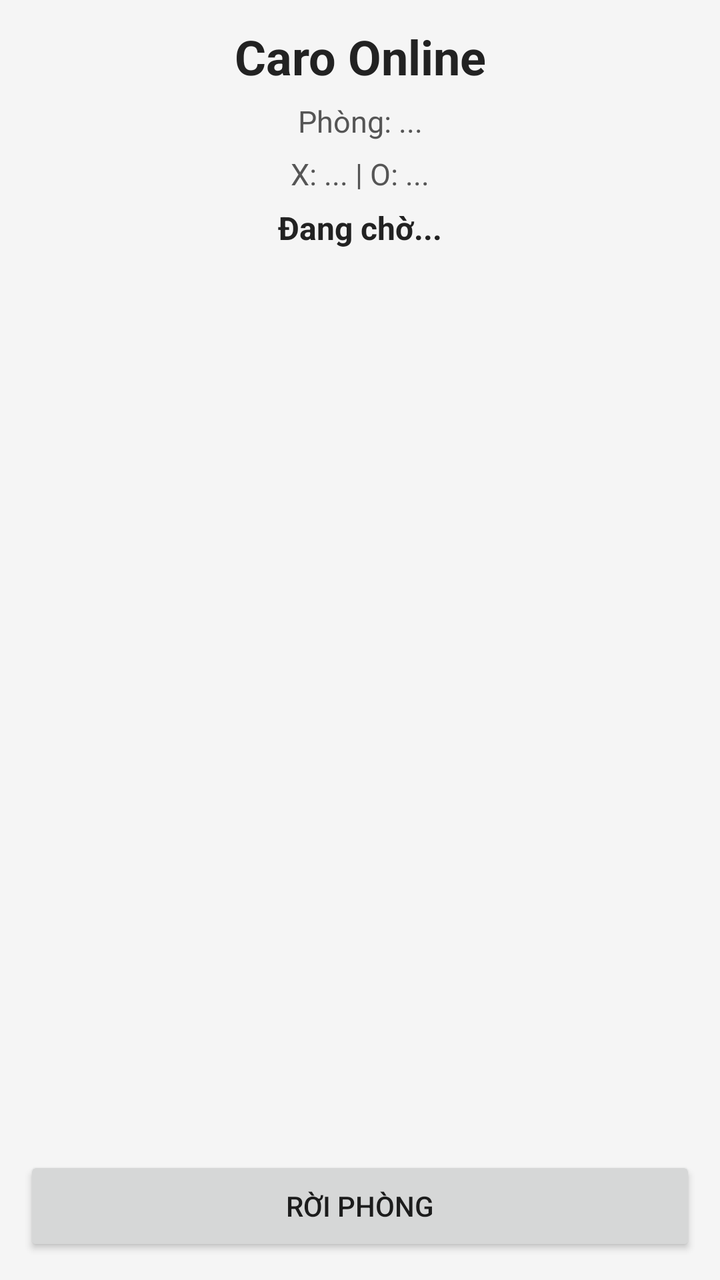
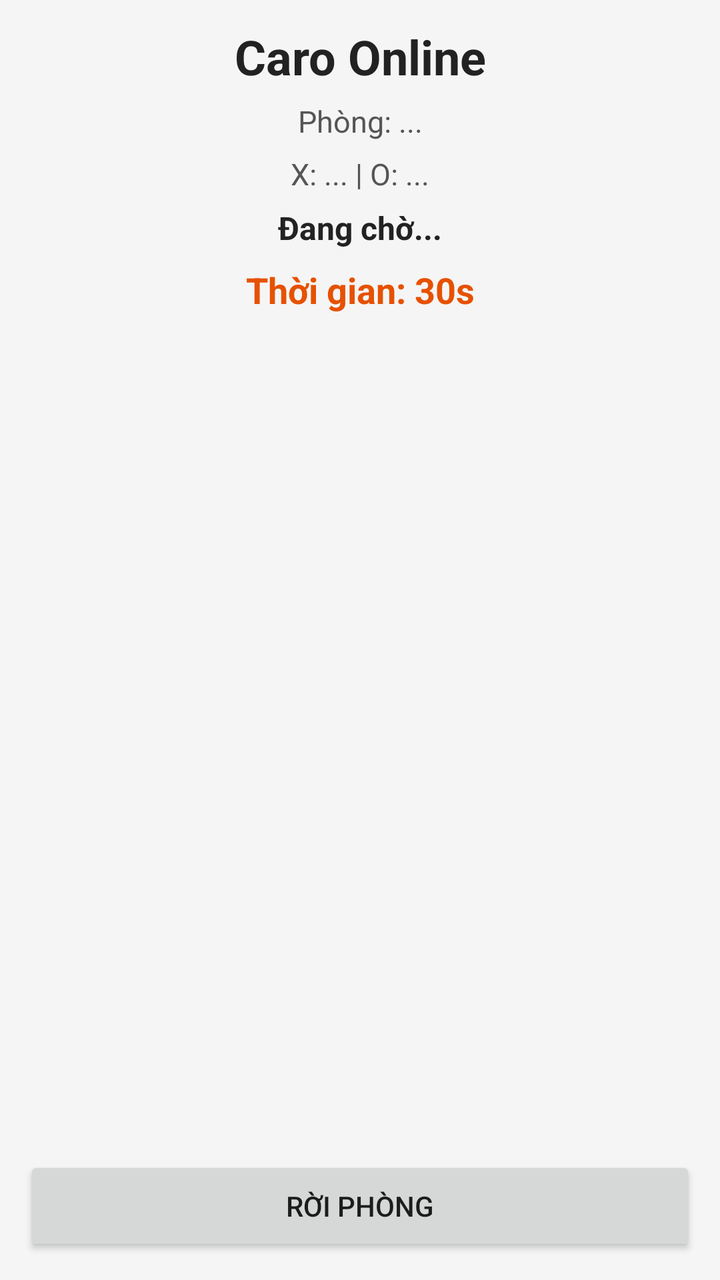

Before-and-after screenshots of an Android layout around one commit, followed by the original layout XML and the change that was made.
<!-- AndroidManifest.xml: application theme Theme.CaroOnline -->
<!-- res/layout/activity_online_game.xml -->
<?xml version="1.0" encoding="utf-8"?>
<LinearLayout xmlns:android="http://schemas.android.com/apk/res/android"
    android:layout_width="match_parent"
    android:layout_height="match_parent"
    android:background="#F5F5F5"
    android:orientation="vertical"
    android:padding="12dp">

    <TextView
        android:id="@+id/tvOnlineTitle"
        android:layout_width="match_parent"
        android:layout_height="wrap_content"
        android:gravity="center"
        android:text="Caro Online"
        android:textColor="#222222"
        android:textSize="24sp"
        android:textStyle="bold" />

    <TextView
        android:id="@+id/tvRoomInfo"
        android:layout_width="match_parent"
        android:layout_height="wrap_content"
        android:layout_marginTop="6dp"
        android:gravity="center"
        android:text="Phòng: ..."
        android:textColor="#555555"
        android:textSize="15sp" />

    <TextView
        android:id="@+id/tvPlayers"
        android:layout_width="match_parent"
        android:layout_height="wrap_content"
        android:layout_marginTop="6dp"
        android:gravity="center"
        android:text="X: ... | O: ..."
        android:textColor="#555555"
        android:textSize="15sp" />

    <TextView
        android:id="@+id/tvTurn"
        android:layout_width="match_parent"
        android:layout_height="wrap_content"
        android:layout_marginTop="6dp"
        android:gravity="center"
        android:text="Đang chờ..."
        android:textColor="#222222"
        android:textSize="16sp"
        android:textStyle="bold" />

    <HorizontalScrollView
        android:layout_width="match_parent"
        android:layout_height="0dp"
        android:layout_marginTop="10dp"
        android:layout_weight="1"
        android:fillViewport="true">

        <ScrollView
            android:layout_width="wrap_content"
            android:layout_height="match_parent">

            <GridLayout
                android:id="@+id/gridBoard"
                android:layout_width="wrap_content"
                android:layout_height="wrap_content"
                android:columnCount="15"
                android:rowCount="15"
                android:padding="4dp" />

        </ScrollView>

    </HorizontalScrollView>

    <Button
        android:id="@+id/btnLeaveRoom"
        android:layout_width="match_parent"
        android:layout_height="50dp"
        android:layout_marginTop="10dp"
        android:text="Rời phòng" />

</LinearLayout>
<!-- resources referenced by this layout -->
<resources>
  <style name="Theme.CaroOnline" parent="Theme.MaterialComponents.DayNight.DarkActionBar">
          
          <item name="colorPrimary">@color/purple_500</item>
          <item name="colorPrimaryVariant">@color/purple_700</item>
          <item name="colorOnPrimary">@color/white</item>
          
          <item name="colorSecondary">@color/teal_200</item>
          <item name="colorSecondaryVariant">@color/teal_700</item>
          <item name="colorOnSecondary">@color/black</item>
          
          <item name="android:statusBarColor">?attr/colorPrimaryVariant</item>
          
      </style>
  <color name="purple_500">#FF6200EE</color>
  <color name="purple_700">#FF3700B3</color>
  <color name="white">#FFFFFFFF</color>
  <color name="teal_200">#FF03DAC5</color>
  <color name="teal_700">#FF018786</color>
  <color name="black">#FF000000</color>
</resources>

<!-- the commit's change to res/layout/activity_online_game.xml (unified diff, before → after) -->
@@ -46,6 +46,17 @@
         android:textColor="#222222"
         android:textSize="16sp"
         android:textStyle="bold" />
+    <TextView
+        android:id="@+id/tvTimer"
+        android:layout_width="match_parent"
+        android:layout_height="wrap_content"
+        android:text="Thời gian: 30s"
+        android:textSize="18sp"
+        android:textStyle="bold"
+        android:textColor="#E65100"
+        android:gravity="center"
+        android:layout_marginTop="8dp"
+        android:layout_marginBottom="8dp" />
 
     <HorizontalScrollView
         android:layout_width="match_parent"
